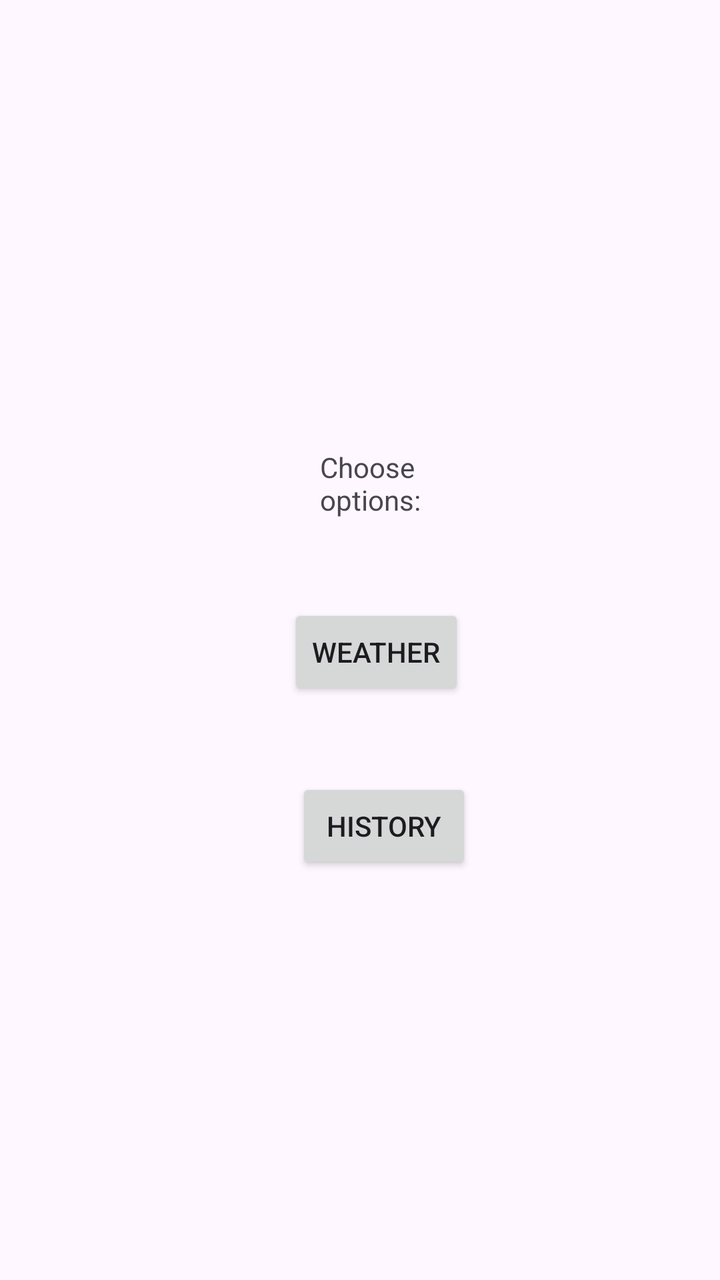
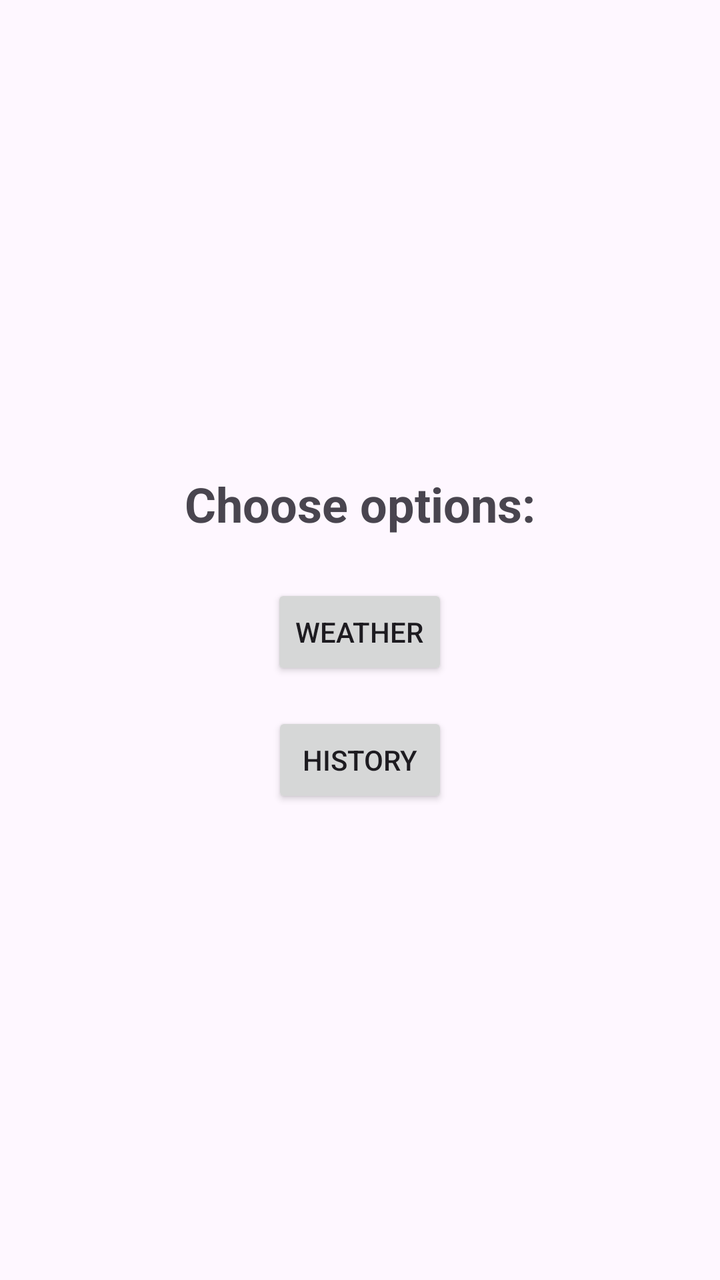

The first picture is an Android layout as it rendered before a commit; the second is the same layout after the commit. The layout source and the unified diff follow.
<!-- AndroidManifest.xml: application theme Theme.Java25mobilutvecklingAPIintegrationandrei -->
<!-- res/layout/fragment_menu.xml -->
<?xml version="1.0" encoding="utf-8"?>
<androidx.constraintlayout.widget.ConstraintLayout xmlns:android="http://schemas.android.com/apk/res/android"
    xmlns:app="http://schemas.android.com/apk/res-auto"
    xmlns:tools="http://schemas.android.com/tools"
    android:id="@+id/frameLayout"
    android:layout_width="match_parent"
    android:layout_height="match_parent"
    tools:context=".MenuFragment">

    <TextView
        android:id="@+id/menuTitle"
        android:layout_width="59dp"
        android:layout_height="60dp"
        android:layout_marginStart="160dp"
        android:layout_marginTop="224dp"
        android:text="Choose options:"
        app:layout_constraintStart_toStartOf="parent"
        app:layout_constraintTop_toTopOf="parent" />

    <Button
        android:id="@+id/weatherButton"
        android:layout_width="wrap_content"
        android:layout_height="wrap_content"
        android:layout_marginStart="144dp"
        android:layout_marginTop="18dp"
        android:text="Weather"
        app:layout_constraintStart_toStartOf="parent"
        app:layout_constraintTop_toBottomOf="@+id/menuTitle" />

    <Button
        android:id="@+id/historyButton"
        android:layout_width="wrap_content"
        android:layout_height="wrap_content"
        android:layout_marginStart="4dp"
        android:layout_marginTop="39dp"
        android:text="History"
        app:layout_constraintStart_toStartOf="@+id/weatherButton"
        app:layout_constraintTop_toBottomOf="@+id/weatherButton" />
</androidx.constraintlayout.widget.ConstraintLayout>
<!-- resources referenced by this layout -->
<resources>
  <style name="Theme.Java25mobilutvecklingAPIintegrationandrei" parent="Base.Theme.Java25mobilutvecklingAPIintegrationandrei" />
  <style name="Base.Theme.Java25mobilutvecklingAPIintegrationandrei" parent="Theme.Material3.DayNight.NoActionBar">
          
          
      </style>
</resources>

<!-- the commit's change to res/layout/fragment_menu.xml (unified diff, before → after) -->
@@ -1,39 +1,41 @@
 <?xml version="1.0" encoding="utf-8"?>
-<androidx.constraintlayout.widget.ConstraintLayout xmlns:android="http://schemas.android.com/apk/res/android"
-    xmlns:app="http://schemas.android.com/apk/res-auto"
+<ScrollView
+    xmlns:android="http://schemas.android.com/apk/res/android"
     xmlns:tools="http://schemas.android.com/tools"
-    android:id="@+id/frameLayout"
     android:layout_width="match_parent"
     android:layout_height="match_parent"
+    android:fillViewport="true"
     tools:context=".MenuFragment">
 
-    <TextView
-        android:id="@+id/menuTitle"
-        android:layout_width="59dp"
-        android:layout_height="60dp"
-        android:layout_marginStart="160dp"
-        android:layout_marginTop="224dp"
-        android:text="Choose options:"
-        app:layout_constraintStart_toStartOf="parent"
-        app:layout_constraintTop_toTopOf="parent" />
+    <LinearLayout
+        android:layout_width="match_parent"
+        android:layout_height="wrap_content"
+        android:orientation="vertical"
+        android:gravity="center"
+        android:padding="24dp">
 
-    <Button
-        android:id="@+id/weatherButton"
-        android:layout_width="wrap_content"
-        android:layout_height="wrap_content"
-        android:layout_marginStart="144dp"
-        android:layout_marginTop="18dp"
-        android:text="Weather"
-        app:layout_constraintStart_toStartOf="parent"
-        app:layout_constraintTop_toBottomOf="@+id/menuTitle" />
+        <TextView
+            android:id="@+id/menuTitle"
+            android:layout_width="wrap_content"
+            android:layout_height="wrap_content"
+            android:text="Choose options:"
+            android:textSize="24sp"
+            android:textStyle="bold"
+            android:layout_marginBottom="24dp" />
 
-    <Button
-        android:id="@+id/historyButton"
-        android:layout_width="wrap_content"
-        android:layout_height="wrap_content"
-        android:layout_marginStart="4dp"
-        android:layout_marginTop="39dp"
-        android:text="History"
-        app:layout_constraintStart_toStartOf="@+id/weatherButton"
-        app:layout_constraintTop_toBottomOf="@+id/weatherButton" />
-</androidx.constraintlayout.widget.ConstraintLayout>
+        <Button
+            android:id="@+id/weatherButton"
+            android:layout_width="wrap_content"
+            android:layout_height="wrap_content"
+            android:text="Weather" />
+
+        <Button
+            android:id="@+id/historyButton"
+            android:layout_width="wrap_content"
+            android:layout_height="wrap_content"
+            android:text="History"
+            android:layout_marginTop="16dp" />
+
+    </LinearLayout>
+
+</ScrollView>
